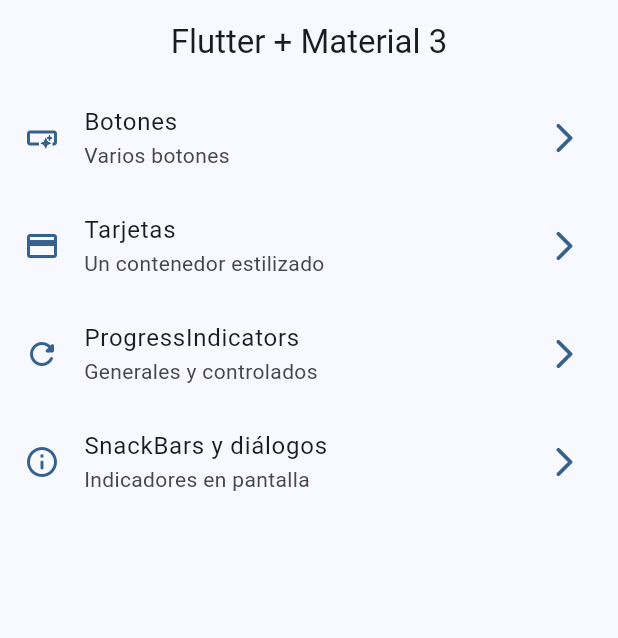
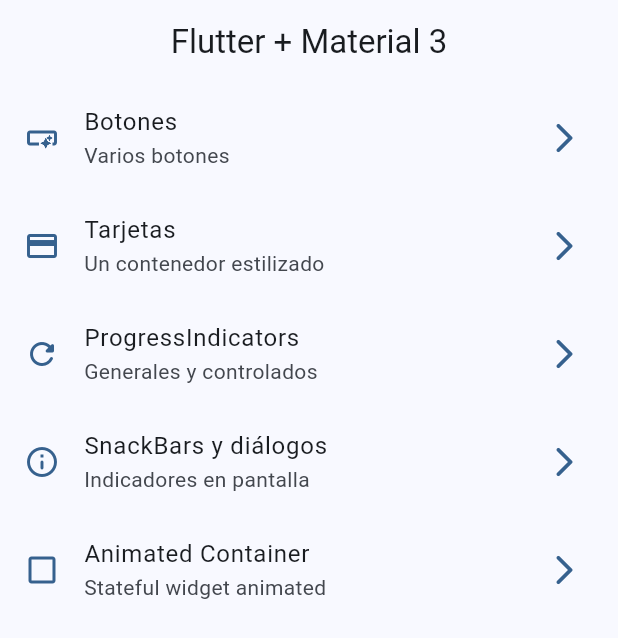
Before and after one commit to ManuelNZ20/flutter_widgets_app, a Flutter app: the screen it shows after launch, on a phone screen of 412 x 824 dp. Shown: the top 638 px of the screen. Run offline on Flutter 3.47's test engine with Material 2 defaults, Android fonts, the phone set to English and light mode, and no system bars; our stand-ins replace go_router.

Commit message:
file animate_screen finish use animated container

```diff
--- a/lib/config/menu/menu_item.dart
+++ b/lib/config/menu/menu_item.dart
@@ -33,5 +33,11 @@ const appMenuItems = <MenuItem>[
       title: 'SnackBars y diálogos',
       subTitle: 'Indicadores en pantalla',
       link: '/snackbars',
-      icon: Icons.info_outline_rounded)
+      icon: Icons.info_outline_rounded),
+  MenuItem(
+    title: 'Animated Container',
+    subTitle: 'Stateful widget animated',
+    link:'/animated',
+    icon:Icons.check_box_outline_blank
+  ),
 ];
--- a/lib/config/router/app_router.dart
+++ b/lib/config/router/app_router.dart
@@ -30,6 +30,11 @@ final appRouter = GoRouter(
     name: SnackbarScreen.name,
     builder:(context,state)=>const SnackbarScreen(),
   ),
+  GoRoute(
+    path:'/animated',
+    name:AnimatedScreen.name,
+    builder: (context,state) => AnimatedScreen( )
+  ),
   // GoRoute(
   //     path: '/users/:number',
   //     builder: (context, state) => CardsScreen(number: state.pathParameters[]),
```
Also changed, not shown: lib/presentation/screens/animated/animated_screen.dart (+55 -3 lines).
